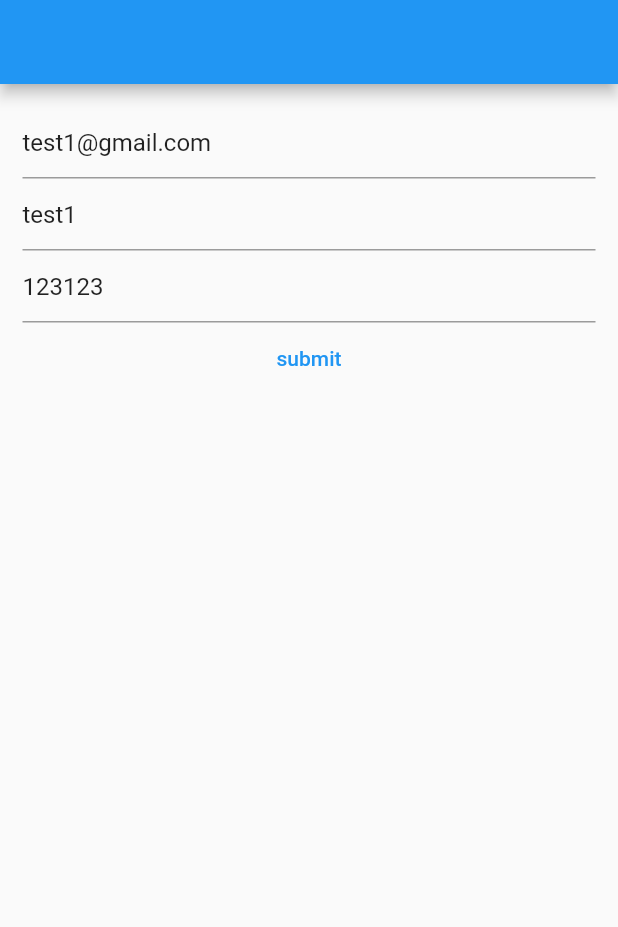
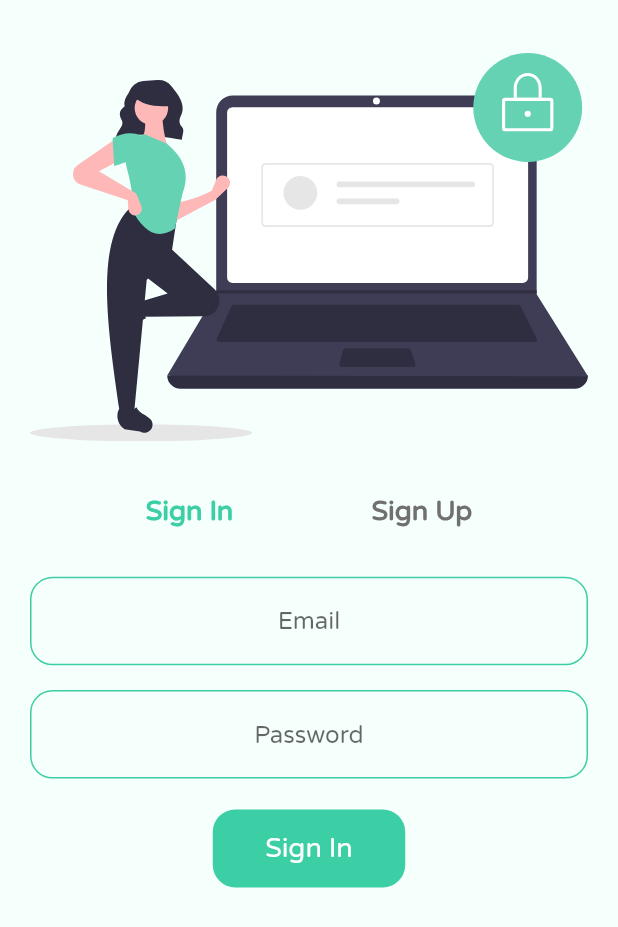
Before and after one commit to BrahimChouih/EkrilliApp, a Flutter app: the screen it shows after launch, on a phone screen of 412 x 824 dp. Shown: the top 927 px of the screen. Run offline on Flutter 3.47's test engine with Material 2 defaults, Android fonts, the light colour scheme and no system bars; our stand-ins replace animated_text_kit, dio, flutter_svg, font_awesome_flutter, get, shared_preferences; accounts and stored records are empty; network calls fail.

Commit message:
auth screen desgin

```diff
--- /dev/null
+++ b/lib/components/custom_text_field.dart
@@ -0,0 +1,53 @@
+import 'package:flutter/material.dart';
+import 'package:get/get.dart';
+
+import '../themes/primary_theme.dart';
+
+class CustomTextField extends StatelessWidget {
+  CustomTextField({
+    Key? key,
+    this.hintText,
+    this.controller,
+    this.margin,
+    this.obscureText = false,
+  }) : super(key: key);
+
+  final String? hintText;
+  TextEditingController? controller;
+  final bool obscureText;
+  final EdgeInsetsGeometry? margin;
+
+  @override
+  Widget build(BuildContext context) {
+    return Container(
+      margin: margin ?? EdgeInsets.symmetric(vertical: Get.height * 0.01),
+      child: TextField(
+        textAlign: TextAlign.center,
+        controller: controller,
+        obscureText: obscureText,
+        decoration: InputDecoration(
+          hintText: hintText,
+          focusedBorder: OutlineInputBorder(
+            borderRadius: BorderRadius.circular(15),
+            borderSide: const BorderSide(
+              color: primaryColor,
+              width: 1.5,
+            ),
+          ),
+          enabledBorder: OutlineInputBorder(
+            borderRadius: BorderRadius.circular(15),
+            borderSide: const BorderSide(
+              color: primaryColor,
+            ),
+          ),
+          border: OutlineInputBorder(
+            borderRadius: BorderRadius.circular(15),
+            borderSide: const BorderSide(
+              color: primaryColor,
+            ),
+          ),
+        ),
+      ),
+    );
+  }
+}
--- /dev/null
+++ b/lib/components/submit_button.dart
@@ -0,0 +1,42 @@
+import 'package:flutter/material.dart';
+import 'package:get/get.dart';
+
+import '../themes/primary_theme.dart';
+
+class SubmitButton extends StatelessWidget {
+  const SubmitButton({
+    this.onTap,
+    this.text = '',
+    Key? key,
+  }) : super(key: key);
+
+  final Function? onTap;
+  final String text;
+
+  @override
+  Widget build(BuildContext context) {
+    return InkWell(
+      onTap: () {},
+      highlightColor: Colors.transparent,
+      splashColor: Colors.transparent,
+      child: Container(
+        margin: EdgeInsets.all(Get.height * 0.015),
+        padding: const EdgeInsets.symmetric(
+          horizontal: 35,
+          vertical: 15,
+        ),
+        decoration: BoxDecoration(
+          color: primaryColor,
+          borderRadius: BorderRadius.circular(15),
+        ),
+        child: Text(
+          text,
+          style: const TextStyle(
+            color: Colors.white,
+            fontSize: 18,
+          ),
+        ),
+      ),
+    );
+  }
+}
--- a/lib/main.dart
+++ b/lib/main.dart
@@ -1,4 +1,5 @@
-import 'package:ekrilli_app/screens/login_screen.dart';
+import 'package:ekrilli_app/screens/splash_screen.dart';
+import 'package:ekrilli_app/themes/primary_theme.dart';
 import 'package:flutter/material.dart';
 import 'package:get/get.dart';
 
@@ -16,7 +17,8 @@ class MyApp extends StatelessWidget {
   Widget build(BuildContext context) {
     Get.lazyPut(() => AuthController());
     return GetMaterialApp(
-      home: LoginScreen(),
+      theme: primaryTheme,
+      home: const SplashScreen(),
     );
   }
 }
--- /dev/null
+++ b/lib/screens/authentication_screen.dart
@@ -0,0 +1,163 @@
+import 'package:dio/dio.dart';
+import 'package:ekrilli_app/components/custom_drop_dwon.dart';
+import 'package:ekrilli_app/controllers/auth_controller.dart';
+import 'package:ekrilli_app/models/user.dart';
+import 'package:ekrilli_app/themes/primary_theme.dart';
+import 'package:flutter/material.dart';
+import 'package:flutter_svg/flutter_svg.dart';
+import 'package:get/get.dart';
+
+import '../components/custom_text_field.dart';
+import '../components/submit_button.dart';
+
+class AuthenticationScreen extends StatelessWidget {
+  AuthController authController = Get.find<AuthController>();
+
+  TextEditingController emailController = TextEditingController();
+
+  TextEditingController usernameController = TextEditingController();
+
+  TextEditingController passwordController = TextEditingController();
+
+  TextEditingController confirmPasswordController = TextEditingController();
+
+  Rx<AuthenticationMode> authenticationMode = AuthenticationMode.signIn.obs;
+
+  String? accountType;
+
+  @override
+  Widget build(BuildContext context) {
+    return Scaffold(
+      body: SingleChildScrollView(
+        child: Padding(
+          padding: const EdgeInsets.symmetric(horizontal: 20.0),
+          child: Obx(
+            () => Column(
+              children: [
+                SizedBox(
+                  height: Get.height * 0.4,
+                  child: authenticationMode.value == AuthenticationMode.signIn
+                      ? SvgPicture.asset('assets/vectors/sign_in.svg')
+                      : SvgPicture.asset('assets/vectors/sign_up.svg'),
+                ),
+                Row(
+                  mainAxisAlignment: MainAxisAlignment.spaceEvenly,
+                  children: [
+                    authModeButton(AuthenticationMode.signIn),
+                    authModeButton(AuthenticationMode.signUp),
+                  ],
+                ),
+                SizedBox(height: Get.height * 0.03),
+                CustomTextField(
+                  hintText: 'Email',
+                  controller: emailController,
+                ),
+                authenticationMode.value == AuthenticationMode.signUp
+                    ? CustomTextField(
+                        hintText: 'Username',
+                        controller: usernameController,
+                      )
+                    : const SizedBox(),
+                CustomTextField(
+                  hintText: 'Password',
+                  controller: passwordController,
+                  obscureText: true,
+                ),
+                authenticationMode.value == AuthenticationMode.signUp
+                    ? CustomTextField(
+                        hintText: 'Confirm Password',
+                        controller: confirmPasswordController,
+                        obscureText: true,
+                      )
+                    : const SizedBox(),
+                authenticationMode.value == AuthenticationMode.signUp
+                    ? CustomDropDown<String>(
+                        items: const ['Owner', 'Tanent'],
+                        value: accountType,
+                        onChange: (val) {
+                          accountType = val;
+                          authenticationMode.refresh();
+                        },
+                      )
+                    : const SizedBox(),
+                SubmitButton(
+                  text: authenticationMode.value == AuthenticationMode.signIn
+                      ? 'Sign In'
+                      : 'Sign Up',
+                  onTap: () {},
+                ),
+              ],
+              // children: [
+              //   textField('email', emailController),
+              //   textField('username', usernameController),
+              //   textField('password', passwordController),
+              //   TextButton(
+              //     onPressed: () async {
+              //       try {
+              //         // await authController.signOut();
+              //         // await authController.signIn(
+              //         //   email: emailController.text,
+              //         //   password: passwordController.text,
+              //         // );
+              //         // await authController.signUp(
+              //         //   email: emailController.text,
+              //         //   password: passwordController.text,
+              //         //   username: usernameController.text,
+              //         // );
+              //         await authController.updateUserInfo(
+              //           User(location: 'Oran'),
+              //         );
+              //       } on DioError catch (e) {
+              //         print('===========');
+              //         print(e.response);
+              //         print('===========');
+              //       }
+
+              //       print(authController.currentUser?.toJson());
+
+              //       authController.update();
+              //     },
+              //     child: const Text('submit'),
+              //   ),
+              //   GetBuilder<AuthController>(
+              //     builder: (_) => Text(
+              //       authController.currentUser?.toJson().toString() ?? '',
+              //       style: const TextStyle(
+              //         fontSize: 20,
+              //       ),
+              //     ),
+              //   ),
+              // ],
+            ),
+          ),
+        ),
+      ),
+    );
+  }
+
+  Widget authModeButton(AuthenticationMode authMode) => InkWell(
+        splashColor: Colors.transparent,
+        highlightColor: Colors.transparent,
+        onTap: () {
+          authenticationMode.value = authMode;
+        },
+        child: Padding(
+          padding: const EdgeInsets.symmetric(
+            horizontal: 15.0,
+          ),
+          child: Text(
+            authMode == AuthenticationMode.signIn ? 'Sign In' : 'Sign Up',
+            style: TextStyle(
+              color: authenticationMode.value == authMode ? primaryColor : null,
+              fontSize: 18,
+              fontWeight: FontWeight.bold,
+            ),
+          ),
+        ),
+      );
+}
+
+enum AuthenticationMode {
+  signIn,
+  signUp,
+}
--- a/lib/screens/login_screen.dart
+++ /dev/null
@@ -1,84 +0,0 @@
-import 'package:dio/dio.dart';
-import 'package:ekrilli_app/controllers/auth_controller.dart';
-import 'package:ekrilli_app/models/user.dart';
-import 'package:flutter/material.dart';
-import 'package:get/get.dart';
-
-class LoginScreen extends StatelessWidget {
-  AuthController authController = Get.find<AuthController>();
-
-  TextEditingController emailController =
-      TextEditingController(text: 'test1@gmail.com');
-
-  TextEditingController usernameController =
-      TextEditingController(text: 'test1');
-
-  TextEditingController passwordController =
-      TextEditingController(text: '123123');
-
-  @override
-  Widget build(BuildContext context) {
-    return Scaffold(
-      appBar: AppBar(),
-      body: SingleChildScrollView(
-        child: Padding(
-          padding: const EdgeInsets.all(15.0),
-          child: Column(
-            children: [
-              textField('email', emailController),
-              textField('username', usernameController),
-              textField('password', passwordController),
-              TextButton(
-                onPressed: () async {
-                  try {
-                    // await authController.signOut();
-                    // await authController.signIn(
-                    //   email: emailController.text,
-                    //   password: passwordController.text,
-                    // );
-                    // await authController.signUp(
-                    //   email: emailController.text,
-                    //   password: passwordController.text,
-                    //   username: usernameController.text,
-                    // );
-                    await authController.updateUserInfo(
-                      User(location: 'Oran'),
-                    );
-                  } on DioError catch (e) {
-                    print('===========');
-                    print(e.response);
-                    print('===========');
-                  }
-
-                  print(authController.currentUser?.toJson());
-
-                  authController.update();
-                },
-                child: const Text('submit'),
-              ),
-              GetBuilder<AuthController>(
-                builder: (_) => Text(
-                  authController.currentUser?.toJson().toString() ?? '',
-                  style: const TextStyle(
-                    fontSize: 20,
-                  ),
-                ),
-              ),
-            ],
-          ),
-        ),
-      ),
-    );
-  }
-
-  Widget textField(
-    String hint,
-    TextEditingController controller,
-  ) =>
-      TextField(
-        controller: controller,
-        decoration: InputDecoration(
-          hintText: hint,
-        ),
-      );
-}
--- /dev/null
+++ b/lib/themes/primary_theme.dart
@@ -0,0 +1,13 @@
+import 'package:flutter/material.dart';
+
+ThemeData primaryTheme = ThemeData.light().copyWith(
+  primaryColor: primaryColor,
+  scaffoldBackgroundColor: backgroundColor,
+  textTheme: ThemeData.light().textTheme.apply(
+        fontFamily: 'VarelaRound',
+        bodyColor: const Color(0xff707070),
+      ),
+);
+
+const Color primaryColor = Color(0xff3CCEA5);
+const Color backgroundColor = Color(0xffF5FFFC);
```
Also changed, not shown: lib/components/custom_drop_dwon.dart (added, +79 -0 lines), lib/screens/splash_screen.dart (added, +72 -0 lines), pubspec.yaml (+9 -6 lines), assets/fonts/VarelaRound-Regular.ttf (added), assets/vectors/forgot_password.svg (added), assets/vectors/sign_in.svg (added), assets/vectors/sign_up.svg (added), assets/vectors/splash.svg (added), pubspec.lock.
